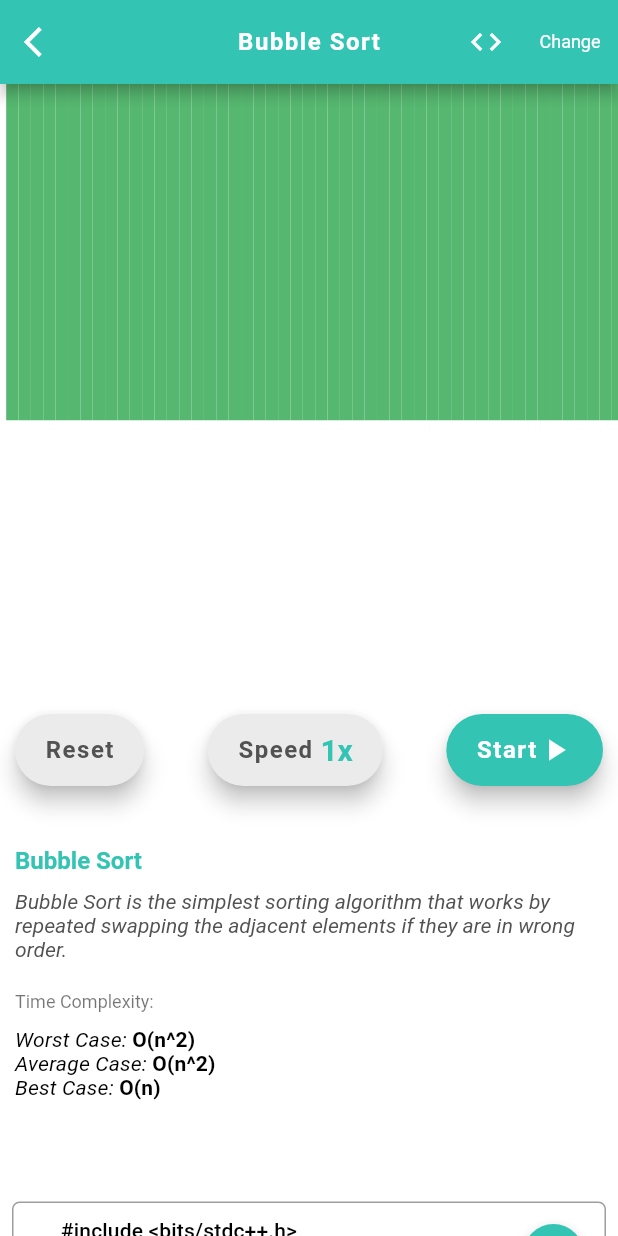
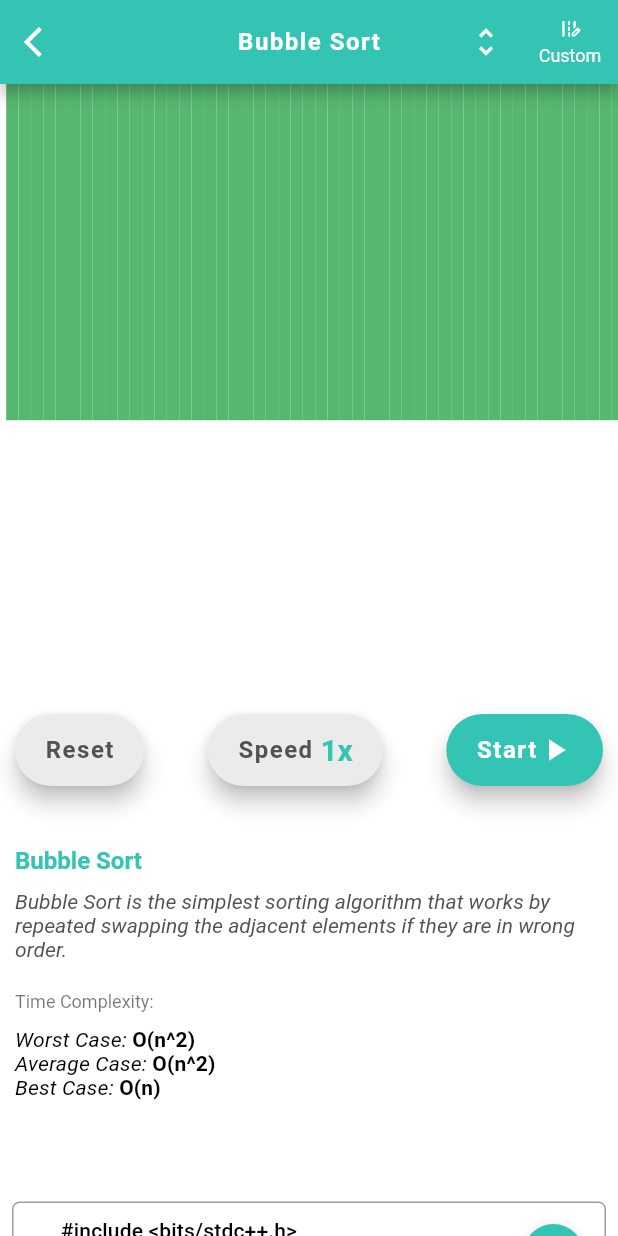
Before and after one commit to roshan9419/Sortlizer, a Flutter app: the screen it shows after launch, after a tap on the "play arrow" icon, on a phone screen of 412 x 824 dp. Run offline on Flutter 3.47's test engine with Material 2 defaults, Android fonts, the phone set to English and light mode, and no system bars; our stand-ins replace animated_text_kit, auto_route, flutter_svg, get_it, injectable, stacked and 1 more.

Commit message:
Added CustomArray Bottom Sheet

```diff
--- /dev/null
+++ b/lib/datamodels/bottomSheetType.dart
@@ -0,0 +1,3 @@
+enum BottomSheetType {
+  CUSTOM_ARRAY
+}
--- a/lib/main.dart
+++ b/lib/main.dart
@@ -1,4 +1,5 @@
 import 'package:flutter/material.dart';
+import 'package:sorting_visualization/setup_bottom_sheet.dart';
 import 'package:sorting_visualization/ui/views/home_view.dart';
 import 'package:sorting_visualization/app/router.gr.dart' as auto_router;
 import 'package:stacked_services/stacked_services.dart';
@@ -13,6 +14,7 @@ Color themeColor4 = Color(0xff33C4B3);
 Future main() async {
   WidgetsFlutterBinding.ensureInitialized();
   setupLocator();
+  setupBottomSheetUI();
   runApp(MyApp());
 }
 
--- a/lib/services/ThirdPartyServices.dart
+++ b/lib/services/ThirdPartyServices.dart
@@ -7,4 +7,6 @@ abstract class ThirdPartyServicesModule {
   NavigationService get navigationService;
   @lazySingleton
   SnackbarService get snackBarService;
+  @lazySingleton
+  BottomSheetService get bottomSheetService;
 }
--- /dev/null
+++ b/lib/setup_bottom_sheet.dart
@@ -0,0 +1,17 @@
+import 'package:sorting_visualization/app/locator.dart';
+import 'package:sorting_visualization/datamodels/bottomSheetType.dart';
+import 'package:sorting_visualization/ui/bottomsheets/custom_array_bottomsheet.dart';
+import 'package:stacked_services/stacked_services.dart';
+
+void setupBottomSheetUI() {
+  var bottomSheetService = locator<BottomSheetService>();
+  var builders = {
+    BottomSheetType.CUSTOM_ARRAY: (context, sheetRequest, completer) =>
+        CustomArrayBottomSheet(
+          sheetRequest: sheetRequest,
+          onDialogTap: completer,
+        )
+  };
+
+  bottomSheetService.setCustomSheetBuilders(builders);
+}
--- a/lib/ui/views/visualizer_view.dart
+++ b/lib/ui/views/visualizer_view.dart
@@ -33,17 +33,29 @@ class VisualizerView extends StatelessWidget {
             IconButton(
               onPressed: () => print('hll'),
               icon: Icon(
-                Icons.code,
+                Icons.unfold_more,
                 color: Colors.white,
               ),
-              tooltip: "View Code",
+              tooltip: "Change Algorithm",
             ),
             TextButton(
               onPressed: () {
-                model.changeSortingTheme();
+                model.onCustomBtnClick();
               },
-              child: Text("Change",
-                  style: theme.textTheme.caption.copyWith(color: Colors.white)),
+              child: Column(
+                crossAxisAlignment: CrossAxisAlignment.center,
+                mainAxisAlignment: MainAxisAlignment.spaceEvenly,
+                children: [
+                  Icon(
+                    Icons.edit_road_sharp,
+                    size: 15,
+                    color: Colors.white,
+                  ),
+                  Text("Custom",
+                      style: theme.textTheme.caption
+                          .copyWith(color: Colors.white)),
+                ],
+              ),
             ),
           ],
         ),
@@ -76,7 +88,7 @@ class _VisualizerView extends ViewModelWidget<VisualizerViewModel> {
                     onPressed: () {
                       model.reset();
                     },
-                    heroTag: null,
+                    heroTag: "reset",
                     backgroundColor: Color(0xffEBEBEB),
                     label: Row(
                       children: [
@@ -93,7 +105,7 @@ class _VisualizerView extends ViewModelWidget<VisualizerViewModel> {
                     onPressed: () {
                       model.updateSpeed();
                     },
-                    heroTag: null,
+                    heroTag: "speed",
                     backgroundColor: Color(0xffEBEBEB),
                     label: Row(
                       children: [
--- a/lib/ui/widgets/code_viewer.dart
+++ b/lib/ui/widgets/code_viewer.dart
@@ -49,6 +49,7 @@ class _CodeViewerState extends State<CodeViewer> {
                     changeTheme();
                   },
                   mini: true,
+                  heroTag: 'themeSwitcher',
                   backgroundColor:
                       isDark ? Colors.white : Theme.of(context).primaryColor,
                   child: Icon(
@@ -70,6 +71,7 @@ class _CodeViewerState extends State<CodeViewer> {
                                 )));
                       },
                       mini: true,
+                      heroTag: 'copy',
                       backgroundColor: Theme.of(context).primaryColor,
                       child: Icon(
                         Icons.copy,
```
Also changed, not shown: lib/ui/bottomsheets/custom_array_bottomsheet.dart (added, +56 -0 lines), lib/ui/views/visualizer_viewmodel.dart (+12 -0 lines), lib/app/locator.config.dart, pubspec.lock.
